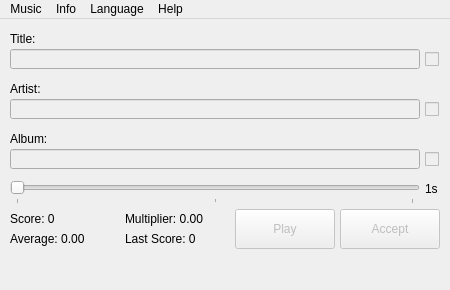
Before: the Qt Designer form res/musec.ui in Mystler/Musec, drawn with Qt 5.
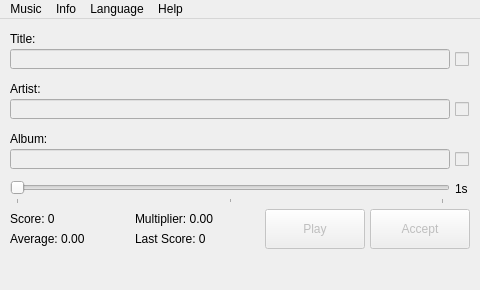
After: the same form once the commit is applied. Icons and pictures are not drawn.

Commit message: Moar spaaace

The edit to the form file:
```diff
--- a/res/musec.ui
+++ b/res/musec.ui
@@ -6,7 +6,7 @@
    <rect>
     <x>0</x>
     <y>0</y>
-    <width>450</width>
+    <width>480</width>
     <height>290</height>
    </rect>
   </property>
@@ -18,13 +18,13 @@
   </property>
   <property name="minimumSize">
    <size>
-    <width>450</width>
+    <width>480</width>
     <height>290</height>
    </size>
   </property>
   <property name="maximumSize">
    <size>
-    <width>450</width>
+    <width>480</width>
     <height>290</height>
    </size>
   </property>
@@ -48,7 +48,7 @@
     </property>
     <property name="geometry">
      <rect>
-      <x>235</x>
+      <x>265</x>
       <y>190</y>
       <width>100</width>
       <height>40</height>
@@ -64,7 +64,7 @@
     </property>
     <property name="geometry">
      <rect>
-      <x>425</x>
+      <x>455</x>
       <y>30</y>
       <width>15</width>
       <height>20</height>
@@ -96,7 +96,7 @@
     </property>
     <property name="geometry">
      <rect>
-      <x>425</x>
+      <x>455</x>
       <y>130</y>
       <width>15</width>
       <height>20</height>
@@ -114,7 +114,7 @@
      <rect>
       <x>10</x>
       <y>10</y>
-      <width>410</width>
+      <width>440</width>
       <height>20</height>
      </rect>
     </property>
@@ -130,7 +130,7 @@
      <rect>
       <x>10</x>
       <y>130</y>
-      <width>410</width>
+      <width>440</width>
       <height>20</height>
      </rect>
     </property>
@@ -141,7 +141,7 @@
     </property>
     <property name="geometry">
      <rect>
-      <x>340</x>
+      <x>370</x>
       <y>190</y>
       <width>100</width>
       <height>40</height>
@@ -170,7 +170,7 @@
     </property>
     <property name="geometry">
      <rect>
-      <x>425</x>
+      <x>455</x>
       <y>80</y>
       <width>15</width>
       <height>20</height>
@@ -191,7 +191,7 @@
      <rect>
       <x>10</x>
       <y>30</y>
-      <width>410</width>
+      <width>440</width>
       <height>20</height>
      </rect>
     </property>
@@ -201,7 +201,7 @@
      <rect>
       <x>10</x>
       <y>190</y>
-      <width>110</width>
+      <width>120</width>
       <height>20</height>
      </rect>
     </property>
@@ -217,7 +217,7 @@
      <rect>
       <x>10</x>
       <y>80</y>
-      <width>410</width>
+      <width>440</width>
       <height>20</height>
      </rect>
     </property>
@@ -227,7 +227,7 @@
      <rect>
       <x>10</x>
       <y>210</y>
-      <width>110</width>
+      <width>120</width>
       <height>20</height>
      </rect>
     </property>
@@ -240,7 +240,7 @@
      <rect>
       <x>10</x>
       <y>160</y>
-      <width>410</width>
+      <width>440</width>
       <height>25</height>
      </rect>
     </property>
@@ -266,7 +266,7 @@
    <widget class="QLabel" name="lblDifficulty">
     <property name="geometry">
      <rect>
-      <x>425</x>
+      <x>455</x>
       <y>160</y>
       <width>15</width>
       <height>20</height>
@@ -279,9 +279,9 @@
    <widget class="QLabel" name="lblMultiplier">
     <property name="geometry">
      <rect>
-      <x>125</x>
+      <x>135</x>
       <y>190</y>
-      <width>110</width>
+      <width>125</width>
       <height>20</height>
      </rect>
     </property>
@@ -292,9 +292,9 @@
    <widget class="QLabel" name="lblLast">
     <property name="geometry">
      <rect>
-      <x>125</x>
+      <x>135</x>
       <y>210</y>
-      <width>110</width>
+      <width>125</width>
       <height>20</height>
      </rect>
     </property>
@@ -308,8 +308,8 @@
     <rect>
      <x>0</x>
      <y>0</y>
-     <width>450</width>
-     <height>21</height>
+     <width>480</width>
+     <height>24</height>
     </rect>
    </property>
    <widget class="QMenu" name="menuMusic">
```
